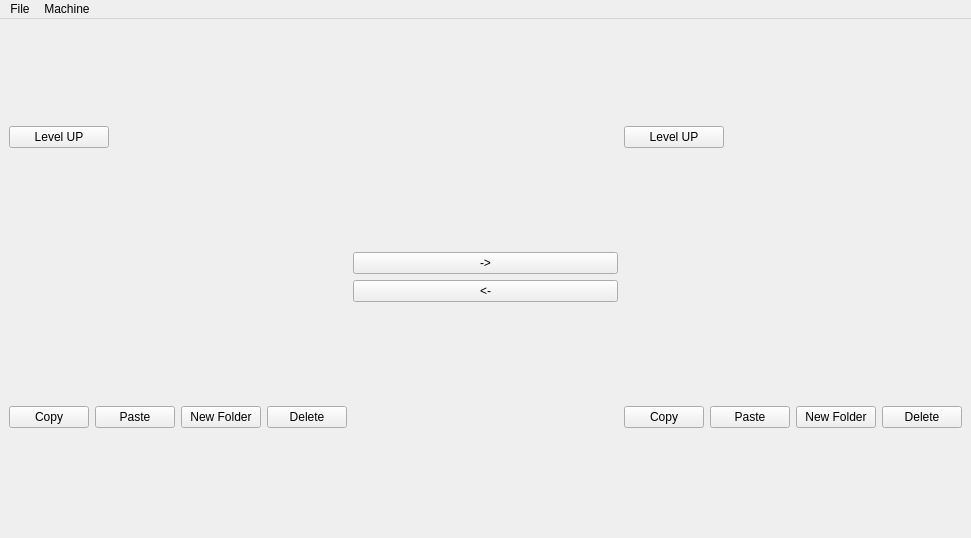
kcjengr/qtpyvcp, file examples/mini/mini.ui: the form before one commit.
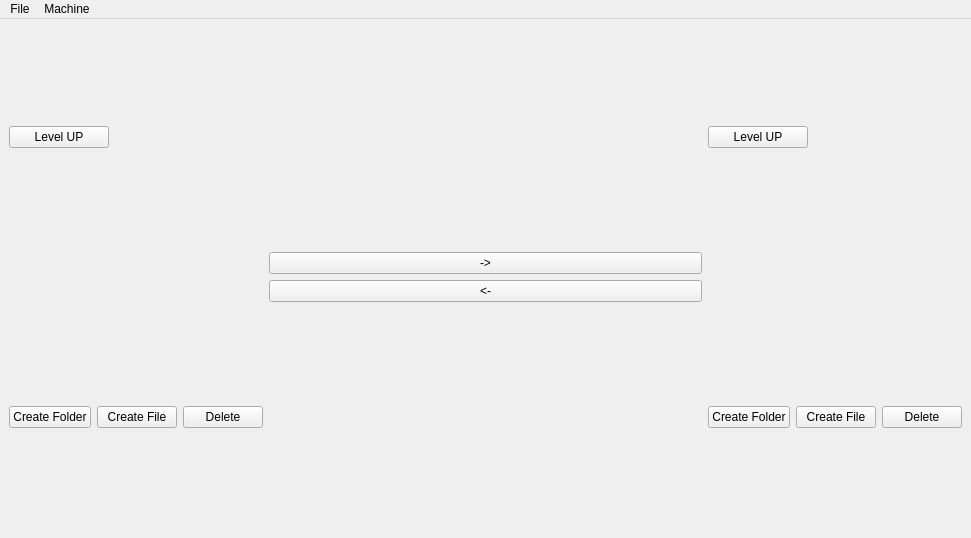
The form after the commit. Custom widgets are drawn as their Qt base class.

Patch:
```diff
--- a/examples/mini/mini.ui
+++ b/examples/mini/mini.ui
@@ -23,24 +23,17 @@
    <layout class="QGridLayout" name="gridLayout">
     <item row="2" column="3">
      <layout class="QHBoxLayout" name="horizontalLayout_2">
-      <item>
-       <widget class="QPushButton" name="remoteCopyButton">
-        <property name="text">
-         <string>Copy</string>
-        </property>
-       </widget>
-      </item>
-      <item>
-       <widget class="QPushButton" name="remotePasteButton">
-        <property name="text">
-         <string>Paste</string>
-        </property>
-       </widget>
-      </item>
       <item>
        <widget class="QPushButton" name="remoteNewFolderButton">
         <property name="text">
-         <string>New Folder</string>
+         <string>Create Folder</string>
+        </property>
+       </widget>
+      </item>
+      <item>
+       <widget class="QPushButton" name="remoteCreateFileButton">
+        <property name="text">
+         <string>Create File</string>
         </property>
        </widget>
       </item>
@@ -96,21 +89,14 @@
       <item>
        <widget class="QPushButton" name="localCopyButton">
         <property name="text">
-         <string>Copy</string>
+         <string>Create Folder</string>
         </property>
        </widget>
       </item>
       <item>
        <widget class="QPushButton" name="localPasteButton">
         <property name="text">
-         <string>Paste</string>
-        </property>
-       </widget>
-      </item>
-      <item>
-       <widget class="QPushButton" name="localNewFolderButton">
-        <property name="text">
-         <string>New Folder</string>
+         <string>Create File</string>
         </property>
        </widget>
       </item>
```
Left out of the diff: 114 changed lines with no effect on the pictures.
